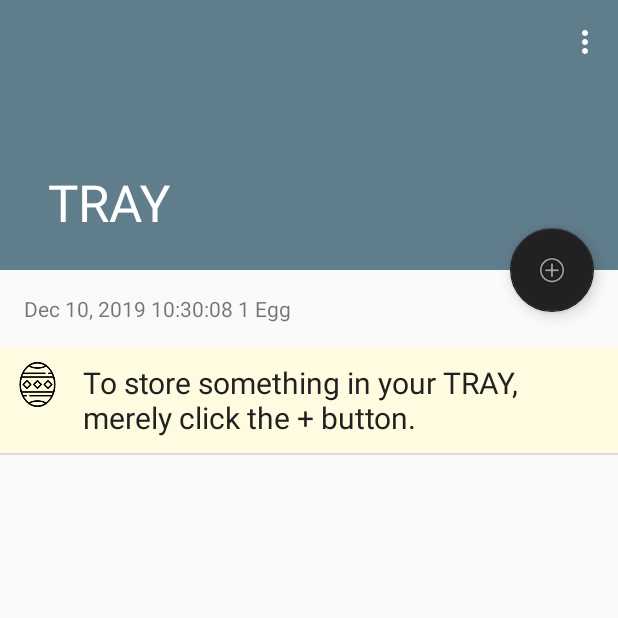
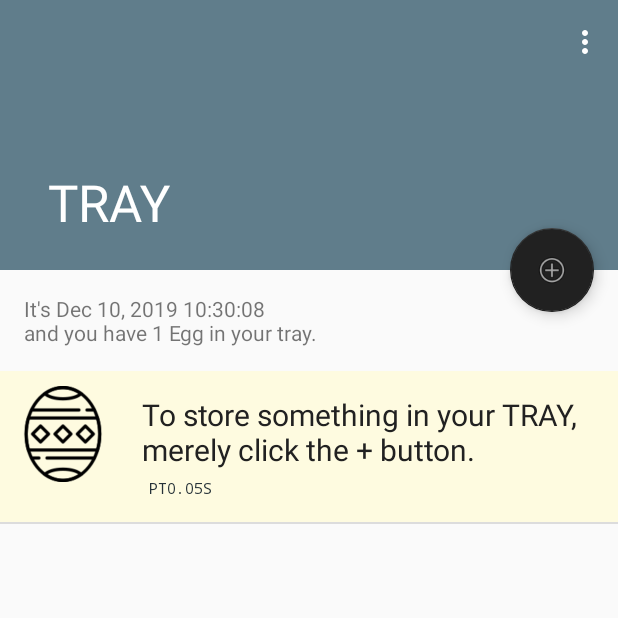
Before and after one commit to mcnemesis/tray, an Android app: the screen it shows after launch (MainActivity), on a phone screen of 412 x 824 dp, the top half of it. Run offline under Robolectric (Android 15) with nearby library versions, the phone set to English and light mode, and no system bars.

Commit message:
Enhanced formatting of tray status, As well as added indication of egg's age in each tray cell.

```diff
--- a/app/build.gradle
+++ b/app/build.gradle
@@ -6,8 +6,8 @@ android {
         applicationId "com.nuchwezi.tray"
         minSdkVersion 26
         targetSdkVersion 29
-        versionCode 1
-        versionName "1.0"
+        versionCode 2
+        versionName "1.1"
     }
     buildTypes {
         release {
--- a/app/src/main/java/com/nuchwezi/tray/MainActivity.java
+++ b/app/src/main/java/com/nuchwezi/tray/MainActivity.java
@@ -1,5 +1,8 @@
 package com.nuchwezi.tray;
 
+import android.content.ClipData;
+import android.content.ClipboardManager;
+import android.content.Context;
 import android.content.Intent;
 import android.os.Bundle;
 import android.os.Handler;
@@ -167,6 +170,14 @@ public class MainActivity extends AppCompatActivity {
 
                 Intent shareIntent = Intent.createChooser(sendIntent, null);
                 startActivity(shareIntent);
+                return true;
+            }
+            case R.id.bm_copy: {
+                ClipboardManager clipboard = (ClipboardManager) getSystemService(Context.CLIPBOARD_SERVICE);
+                ClipData clip = ClipData.newPlainText(getString(R.string.default_label_item), tray.get(info.position).getItem());
+                clipboard.setPrimaryClip(clip);
+                Utility.showToast("Copied to Clipboard", this);
+                return true;
             }
             default:
                 return super.onContextItemSelected(item);
@@ -193,8 +204,8 @@ public class MainActivity extends AppCompatActivity {
 
     private void updateStatus() {
         TextView txtStatus = findViewById(R.id.txtStatus);
-        txtStatus.setText(String.format("%s %s", Utility.humaneDate(new Date(), true),
-                Utility.pluralizeThis(getTrayStreamSize(), getString(R.string.label_items))));
+        txtStatus.setText(String.format("It's %s \nand you have %s in your %s.", Utility.humaneDate(new Date(), true),
+                Utility.pluralizeThis(getTrayStreamSize(), getString(R.string.label_items)), getString(R.string.app_name).toLowerCase()));
     }
 
     private int getTrayStreamSize() {
--- a/app/src/main/java/com/nuchwezi/tray/TrayAdapter.java
+++ b/app/src/main/java/com/nuchwezi/tray/TrayAdapter.java
@@ -41,11 +41,13 @@ public class TrayAdapter extends ArrayAdapter<Cell> {
         View rowView=inflater.inflate(R.layout.cell_entry_preview, null,true);
 
         TextView txtTitle = rowView.findViewById(R.id.txtTitle);
+        TextView txtAge = rowView.findViewById(R.id.txtAge);
         ImageView imageView =  rowView.findViewById(R.id.imgIcon);
         rowView.setTag(items.get(position));
 
         Random random = new Random();
 
+        txtAge.setText(Utility.computeAge(items.get(position).getMoment()).toString());
         txtTitle.setText(items.get(position).getItem());
         imageView.setImageResource(icons[random.nextInt(icons.length)]);
 
--- a/app/src/main/java/com/nuchwezi/tray/Utility.java
+++ b/app/src/main/java/com/nuchwezi/tray/Utility.java
@@ -29,6 +29,9 @@ import java.io.InputStream;
 import java.io.InputStreamReader;
 import java.text.DateFormat;
 import java.text.SimpleDateFormat;
+import java.time.Duration;
+import java.time.ZonedDateTime;
+import java.time.temporal.Temporal;
 import java.util.ArrayList;
 import java.util.Date;
 import java.util.HashSet;
@@ -384,6 +387,11 @@ class Utility {
         return count == 1 ? String.format("%s %s", count, label) : String.format("%s %ss", count, label);
     }
 
+    public static Duration computeAge(Date moment) {
+        ZonedDateTime now = ZonedDateTime.now();
+        return Duration.between(moment.toInstant(), now);
+    }
+
     public class DICT_KEYS {
         public static final String TRAY_STORE = "TRAY_STORE";
     }
--- a/app/src/main/res/layout/cell_entry_preview.xml
+++ b/app/src/main/res/layout/cell_entry_preview.xml
@@ -1,25 +1,49 @@
 <?xml version="1.0" encoding="utf-8"?>
 <LinearLayout xmlns:android="http://schemas.android.com/apk/res/android"
     android:orientation="horizontal" android:layout_width="match_parent"
-    android:layout_height="match_parent"
-    android:id="@+id/personaContainer"
+    android:layout_height="wrap_content"
+    android:id="@+id/uiContainer"
     android:padding="10dip"
     android:background="@color/colorCellBG1">
 
     <ImageView
-        android:layout_width="30dp"
-        android:layout_height="30dp"
+        android:layout_width="64dp"
+        android:layout_height="64dp"
         android:id="@+id/imgIcon"
         android:scaleType="fitCenter"
-        android:src="@mipmap/ic_launcher"/>
+        android:src="@mipmap/ic_launcher"
+        android:contentDescription="EGG" />
+
+    <LinearLayout xmlns:android="http://schemas.android.com/apk/res/android"
+        android:orientation="vertical" android:layout_width="match_parent"
+        android:layout_height="wrap_content"
+        android:padding="5dip"
+        android:background="@color/colorCellBG1">
+
 
         <TextView
             android:layout_width="match_parent"
             android:layout_height="wrap_content"
             android:textColor="@color/colorAccent"
             android:textSize="20dp"
-        android:text="Track"
+            android:text="@string/default_label_item"
             android:id="@+id/txtTitle"
             android:layout_marginLeft="15dip"/>
 
+
+            <TextView
+                android:layout_width="match_parent"
+                android:layout_height="wrap_content"
+                android:textColor="@color/colorPrimaryDark"
+                android:textSize="10dp"
+                android:textStyle="normal"
+                android:fontFamily="monospace"
+                android:text="@string/default_label_item_age"
+                android:id="@+id/txtAge"
+                android:layout_marginTop="5dp"
+                android:layout_marginLeft="20dip"/>
+
     </LinearLayout>
+
+
+</LinearLayout>
--- a/app/src/main/res/menu/contextmenu_cells.xml
+++ b/app/src/main/res/menu/contextmenu_cells.xml
@@ -3,9 +3,12 @@
     xmlns:android="http://schemas.android.com/apk/res/android">
 
     <item
+        android:id="@+id/bm_copy"
+        android:title="Copy" />
+    <item
         android:id="@+id/bm_share"
-        android:title="Share This" />
+        android:title="Share" />
     <item
         android:id="@+id/bm_delete"
-        android:title="Delete This" />
+        android:title="Delete" />
 </menu>
--- a/app/src/main/res/values/strings.xml
+++ b/app/src/main/res/values/strings.xml
@@ -2,4 +2,6 @@
     <string name="app_name">TRAY</string>
     <string name="action_settings">Settings</string>
     <string name="label_items">Egg</string>
+    <string name="default_label_item">Egg</string>
+    <string name="default_label_item_age">Age</string>
 </resources>
```
Lines whose indentation alone changed are shown as unchanged.
